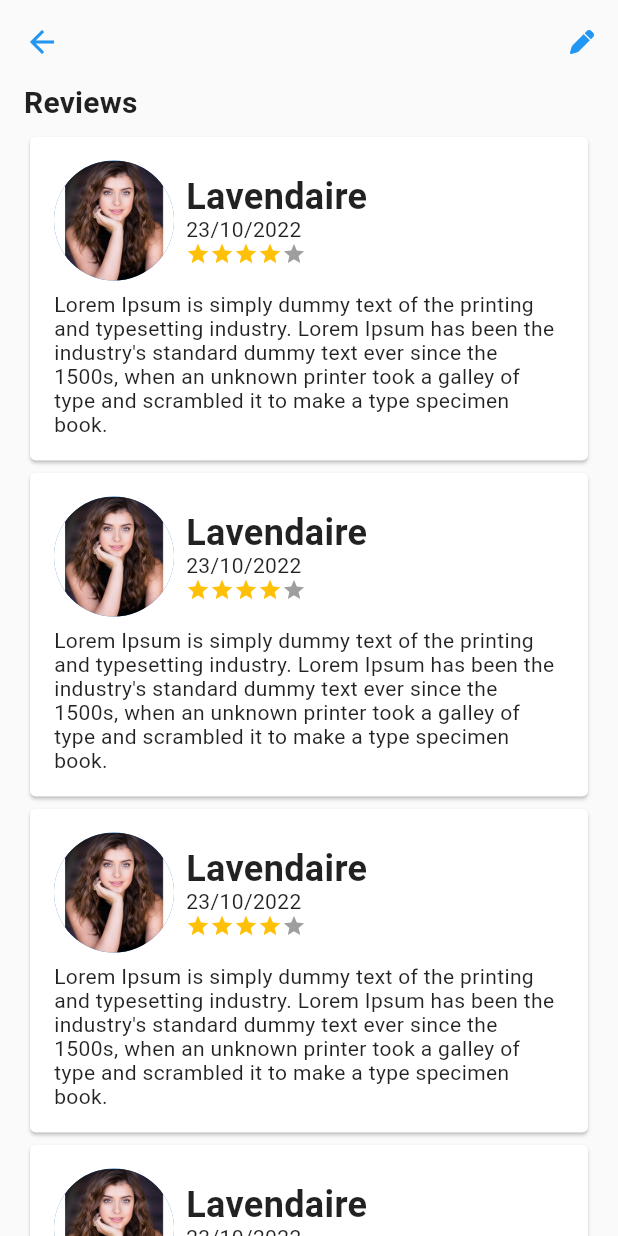
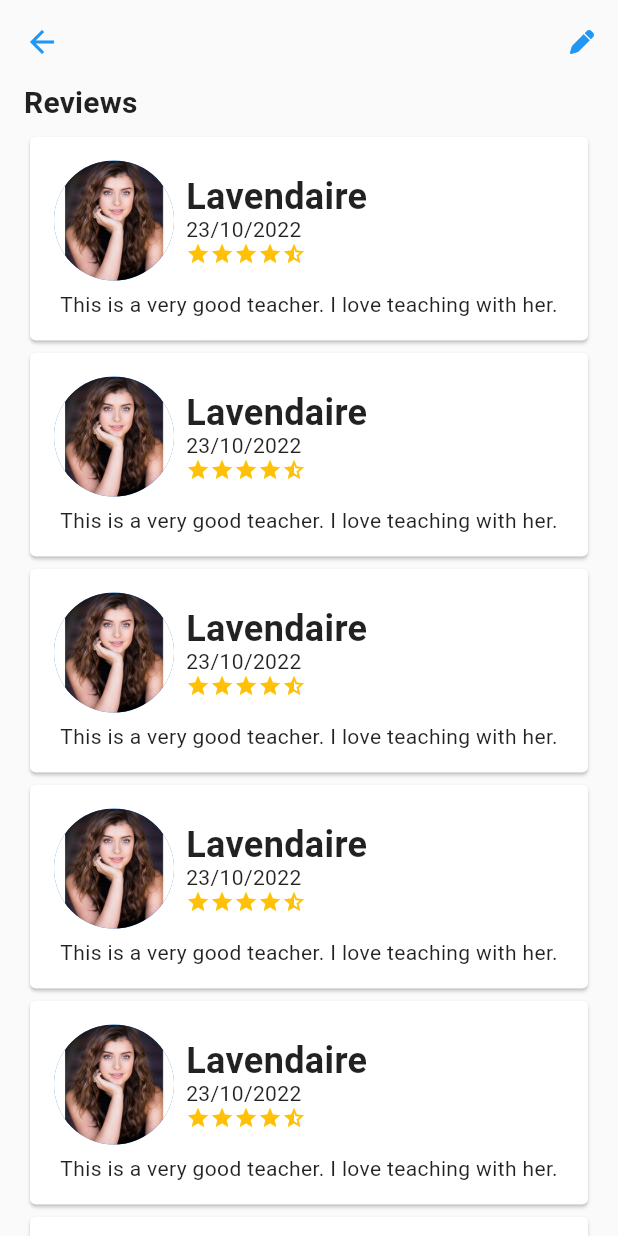
Before and after one commit to DiemUyen/CSC13118_LetTutor, a Flutter app: the TutorDetail screen opened by its route, after a tap on "Reviews", on a phone screen of 412 x 824 dp. Run offline on Flutter 3.47's test engine with Material 2 defaults, Android fonts, the phone set to English and light mode, and no system bars; drawn by our look-alikes of flutter_rating_bar; our stand-ins replace font_awesome_flutter.

Commit message:
Update fake data

```diff
--- a/let_tutor/lib/routes/course/course_detail.dart
+++ b/let_tutor/lib/routes/course/course_detail.dart
@@ -4,6 +4,8 @@ import 'package:let_tutor/widgets/course_card.dart';
 
 class CourseDetail extends StatelessWidget {
   const CourseDetail({Key? key}) : super(key: key);
+
+  static const topics = ['The Internet', 'Artificial Intelligence', 'Social Media', 'Internet Privacy', 'Live Streaming'];
 
   Widget header(BuildContext context, String header) {
     return Row(
@@ -41,7 +43,7 @@ class CourseDetail extends StatelessWidget {
       shrinkWrap: true,
       scrollDirection: Axis.vertical,
       physics: const NeverScrollableScrollPhysics(),
-      itemCount: 5,
+      itemCount: topics.length,
       itemBuilder: (context, index) {
         return GestureDetector(
           onTap: () {
@@ -55,7 +57,7 @@ class CourseDetail extends StatelessWidget {
                 children: [
                   Text('${index + 1}.'),
                   const SizedBox(height: 8,),
-                  const Text('Your job'),
+                  Text(topics[index]),
                 ],
               ),
             ),
@@ -115,9 +117,9 @@ class CourseDetail extends StatelessWidget {
               // Overview
               header(context, 'Overview'),
               const SizedBox(height: 8,),
-              description(context, Icons.question_mark_outlined, 'Why take this course', 'Lorem ipsum dolor sit amet, consectetur adipiscing elit. Phasellus ut euismod nulla, ac placerat nisi. Ut at venenatis eros, sed.'),
+              description(context, Icons.question_mark_outlined, 'Why take this course', "Our world is rapidly changing thanks to new technology, and the vocabulary needed to discuss modern life is evolving almost daily. In this course you will learn the most up-to-date terminology from expertly crafted lessons as well from your native-speaking tutor."),
               const SizedBox(height: 8,),
-              description(context, Icons.question_mark_outlined, 'What will you be able to do', 'Lorem ipsum dolor sit amet, consectetur adipiscing elit. Phasellus ut euismod nulla, ac placerat nisi. Ut at venenatis eros, sed.'),
+              description(context, Icons.question_mark_outlined, 'What will you be able to do', "You will learn vocabulary related to timely topics like remote work, artificial intelligence, online privacy, and more. In addition to discussion questions, you will practice intermediate level speaking tasks such as using data to describe trends."),
               const SizedBox(height: 16,),
 
               // Experience level
--- a/let_tutor/lib/routes/course/topics_page.dart
+++ b/let_tutor/lib/routes/course/topics_page.dart
@@ -11,7 +11,7 @@ class TopicsPage extends StatefulWidget {
 
 class _TopicsPageState extends State<TopicsPage> {
 
-  List<String> topicsName = <String>['Foods You Love', 'Your Job', 'Playing and Watching Sports', 'The Best Pet', 'Hobbies'];
+  final topicsName = ['The Internet', 'Artificial Intelligence', 'Social Media', 'Internet Privacy', 'Live Streaming'];
 
   Widget topicsDropdownList() {
     return DropdownButton<String>(
--- a/let_tutor/lib/routes/profile/my_profile_page.dart
+++ b/let_tutor/lib/routes/profile/my_profile_page.dart
@@ -178,7 +178,7 @@ class _MyProfilePageState extends State<MyProfilePage> {
               const SizedBox(height: 16,),
 
               // Username title
-              Text('April Hanzure', style: Theme.of(context).textTheme.headline6,),
+              Text('Diem Uyen', style: Theme.of(context).textTheme.headline6,),
               const Text('You have 100 lessons left'),
               const SizedBox(height: 8,),
               TextButton(
--- a/let_tutor/lib/routes/tutor/booking_page.dart
+++ b/let_tutor/lib/routes/tutor/booking_page.dart
@@ -134,7 +134,7 @@ class _BookingPageState extends State<BookingPage> {
           }
         );
       },
-      child: const Text('Book Now'),
+      child: const Text('Book Now')
     );
   }
 
@@ -144,7 +144,7 @@ class _BookingPageState extends State<BookingPage> {
       child: Scaffold(
         appBar: AppBar(),
         body: SingleChildScrollView(
-          padding: const EdgeInsets.symmetric(horizontal: 16),
+          padding: const EdgeInsets.symmetric(horizontal: 16, vertical: 8),
           child: Column(
             children: [
               // Select date
--- a/let_tutor/lib/routes/tutor/tutor_detail.dart
+++ b/let_tutor/lib/routes/tutor/tutor_detail.dart
@@ -146,12 +146,12 @@ class _TutorDetailState extends State<TutorDetail> {
       shrinkWrap: true,
       scrollDirection: Axis.vertical,
       physics: const NeverScrollableScrollPhysics(),
-      itemCount: 3,
+      itemCount: 1,
       itemBuilder: (context, index) {
         return Row(
           children: [
             const Text(
-              'Basic Conversation Topics',
+              'Life in the Internet Age',
               style: TextStyle(
                 fontWeight: FontWeight.bold
               ),
@@ -187,7 +187,7 @@ class _TutorDetailState extends State<TutorDetail> {
                   ),
                   minimumSize: MaterialStateProperty.all(const Size(100, 48))
               ),
-              child: const Text('Book'),
+              child: const Text('Book Now'),
             ),
           ),
         ],
@@ -216,7 +216,7 @@ class _TutorDetailState extends State<TutorDetail> {
                       const SizedBox(height: 8,),
 
                       // Paragraph about tutor
-                      const Text('lorem ipsum dolor sit amet, consectetur adipisicing elit, sed do eiusmod tempor incididunt ut labore et dolore magna aliqua. Ut enim ad minim veniam, quis nostrud exercitation ullamco laboris nisi ut aliquip ex ea commodo'),
+                      const Text('Hello! My name is April Baldo, you can just call me Teacher April. I am an English teacher and currently teaching in senior high school. I have been teaching grammar and literature for almost 10 years. I am fond of reading and teaching literature as one way of knowing one’s beliefs and culture. I am friendly and full of positivity. I love teaching because I know each student has something to bring on. Molding them to become an individual is a great success.'),
 
                       // Favorite, Report and Review
                       Container(
@@ -256,13 +256,13 @@ class _TutorDetailState extends State<TutorDetail> {
                       // Interests
                       header(context, 'Interests'),
                       const SizedBox(height: 8,),
-                      const Text('lorem ipsum dolor sit amet, consectetur adipisicing elit, sed do eiusmod ...'),
+                      const Text('Dancing, Sewing'),
                       const SizedBox(height: 16,),
 
                       // Teaching experience
                       header(context, 'Teaching Experience'),
                       const SizedBox(height: 8,),
-                      const Text('lorem ipsum dolor sit amet, consectetur adipisicing elit, sed do eiusmod ...'),
+                      const Text('10 years of English tutor'),
                       const SizedBox(height: 16,),
                     ],
                   ),
--- a/let_tutor/lib/widgets/course_card.dart
+++ b/let_tutor/lib/widgets/course_card.dart
@@ -22,7 +22,7 @@ class CourseCard extends StatelessWidget {
               Text('Life in the Internet Age', style: Theme.of(context).textTheme.headline6,),
               const SizedBox(height: 8,),
               // Description
-              const Text('Lorem ipsum dolor sit amet, consectetur adipiscing elit. Phasellus ut euismod nulla, ac placerat nisi. Ut at venenatis eros, sed.'),
+              const Text("Let's discuss how technology is changing the way we live"),
               const SizedBox(height: 48,),
               bottomWidget
             ],
--- a/let_tutor/lib/widgets/person_review_card.dart
+++ b/let_tutor/lib/widgets/person_review_card.dart
@@ -25,7 +25,7 @@ class PersonReviewCard extends StatelessWidget {
                     const Text('Lavendaire', style: TextStyle(fontWeight: FontWeight.bold, fontSize: 24),),
                     Text(DateFormat('dd/MM/yyyy').format(DateTime.now())),
                     StarRating(
-                      initialRating: 4,
+                      initialRating: 4.5,
                       ignoreGestures: false,
                       ratingUpgrade: (double value) { },
                       itemSize: 16,
@@ -35,7 +35,7 @@ class PersonReviewCard extends StatelessWidget {
               ],
             ),
             const SizedBox(height: 8,),
-            const Text('Lorem Ipsum is simply dummy text of the printing and typesetting industry. Lorem Ipsum has been the industry\'s standard dummy text ever since the 1500s, when an unknown printer took a galley of type and scrambled it to make a type specimen book.',),
+            const Text('This is a very good teacher. I love teaching with her.',),
           ],
         ),
       ),
--- a/let_tutor/lib/widgets/specialities.dart
+++ b/let_tutor/lib/widgets/specialities.dart
@@ -11,8 +11,7 @@ class Specialities extends StatelessWidget {
         children: const [
           Chip(label: Text('English for Business')),
           Chip(label: Text('TOEIC')),
-          Chip(label: Text('English for Conversation')),
-          Chip(label: Text('SMARTER')),
+          Chip(label: Text('English for Conversation'))
         ]
     );
   }
--- a/let_tutor/lib/widgets/tutor_home_card.dart
+++ b/let_tutor/lib/widgets/tutor_home_card.dart
@@ -34,8 +34,8 @@ class TutorHomeCard extends StatelessWidget {
             ),
             SizedBox(height: 16,),
             // Introduction
-            Text('lorem ipsum dolor sit amet, consectetur adipisicing elit, sed do eiusmod tempor incididunt ut labore et dolore magna aliqua. Ut enim ad minim veniam, quis nostrud exercitation ullamco laboris nisi ut aliquip ex ea commodo consequat. Duis aute irure dolor in reprehenderit in voluptate velit esse cillum dolore eu fugiat nulla pariatur. Excepteur sint occaecat cupidatat non proident, sunt in culpa qui officia deserunt mollit anim id est laborum.'),
-            SizedBox(height: 32,),
+            Text('Hello! My name is April Baldo, you can just call me Teacher April. I am an English teacher and currently teaching in senior high school.'),
+            SizedBox(height: 40,),
           ],
         ),
       ),
```
Also changed, not shown: let_tutor/lib/routes/profile/history_detail.dart (+3 -4 lines), let_tutor/lib/routes/profile/schedule_detail.dart (+3 -4 lines).
